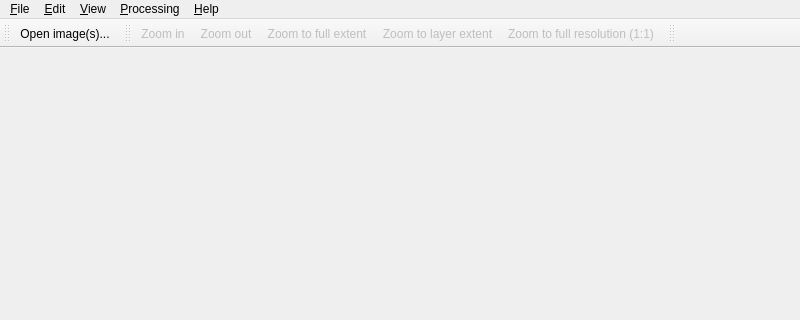
Old version of the form Code/Application/Monteverdi/mvdMainWindow.ui in the repository orfeotoolbox/OTB; both pictures show x 0 to 800 and y 0 to 320 of the 800 by 600 pixel window.
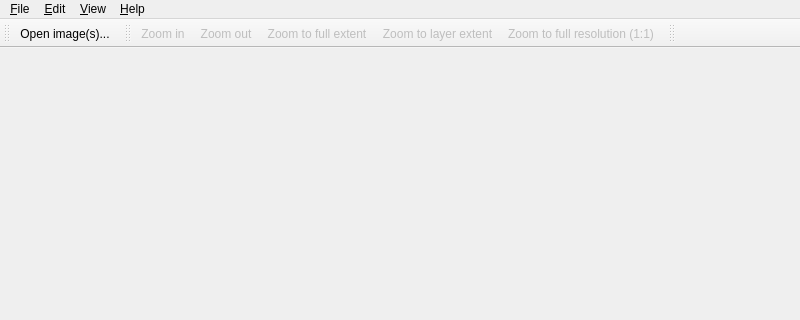
New version of the form. Icons and pictures are not drawn.

Commit message: ENH: Moved Processing/Load OTB-applications to File/Load OTB-applications.

Diff of the .ui file:
```diff
--- a/Code/Application/Monteverdi/mvdMainWindow.ui
+++ b/Code/Application/Monteverdi/mvdMainWindow.ui
@@ -58,16 +58,9 @@
     </property>
     <addaction name="action_Preferences"/>
    </widget>
-   <widget class="QMenu" name="menu_Processing">
-    <property name="title">
-     <string>&amp;Processing</string>
-    </property>
-    <addaction name="action_LoadOTBApplications"/>
-   </widget>
    <addaction name="menu_File"/>
    <addaction name="menu_Edit"/>
    <addaction name="menu_View"/>
-   <addaction name="menu_Processing"/>
    <addaction name="menu_Help"/>
   </widget>
   <widget class="QStatusBar" name="m_StatusBar"/>
```
Left out of the diff: 1 changed line with no effect on the pictures.
